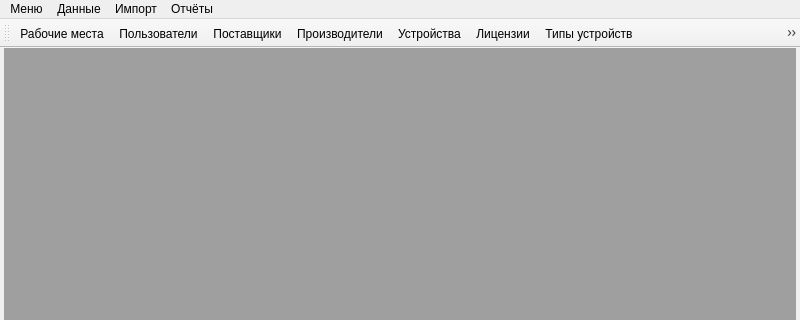
Old version of the form ui/workerplace.ui in the repository vovan1982/workerplace; both pictures show x 0 to 800 and y 0 to 320 of the 800 by 600 pixel window.
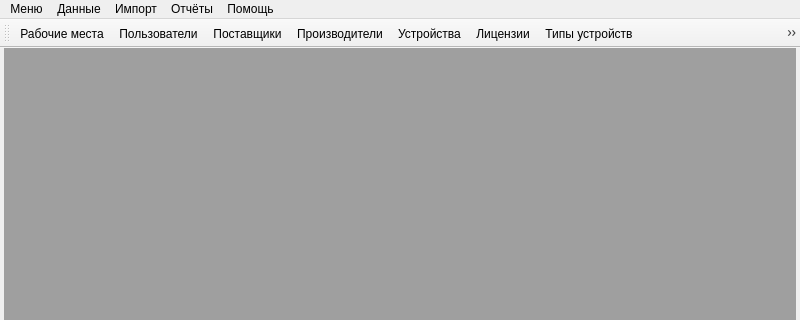
New version of the form. Icons and pictures are not drawn.

```diff
--- a/ui/workerplace.ui
+++ b/ui/workerplace.ui
@@ -101,10 +101,17 @@
     <addaction name="actionDeviceImport"/>
     <addaction name="actionUserImport"/>
    </widget>
+   <widget class="QMenu" name="menu_5">
+    <property name="title">
+     <string>Помощь</string>
+    </property>
+    <addaction name="actionAbout"/>
+   </widget>
    <addaction name="menu"/>
    <addaction name="menu_2"/>
    <addaction name="menu_4"/>
    <addaction name="menu_3"/>
+   <addaction name="menu_5"/>
   </widget>
   <widget class="QStatusBar" name="statusbar"/>
   <widget class="QToolBar" name="toolBar">
```
Left out of the diff: 9 changed lines with no effect on the pictures.
